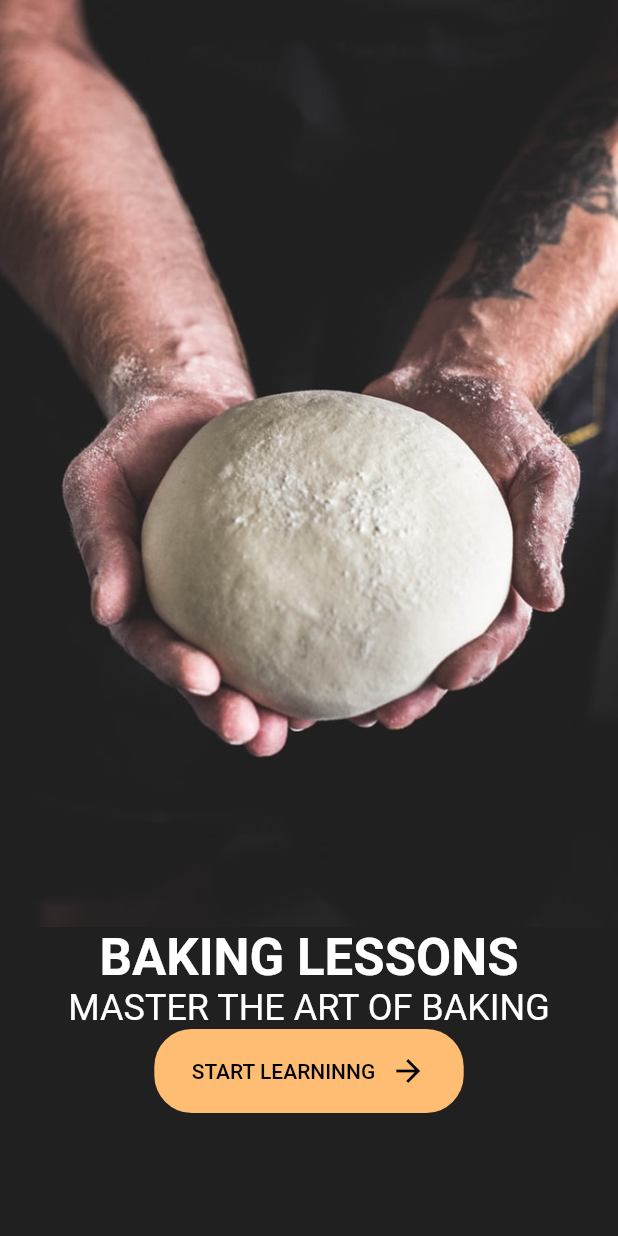
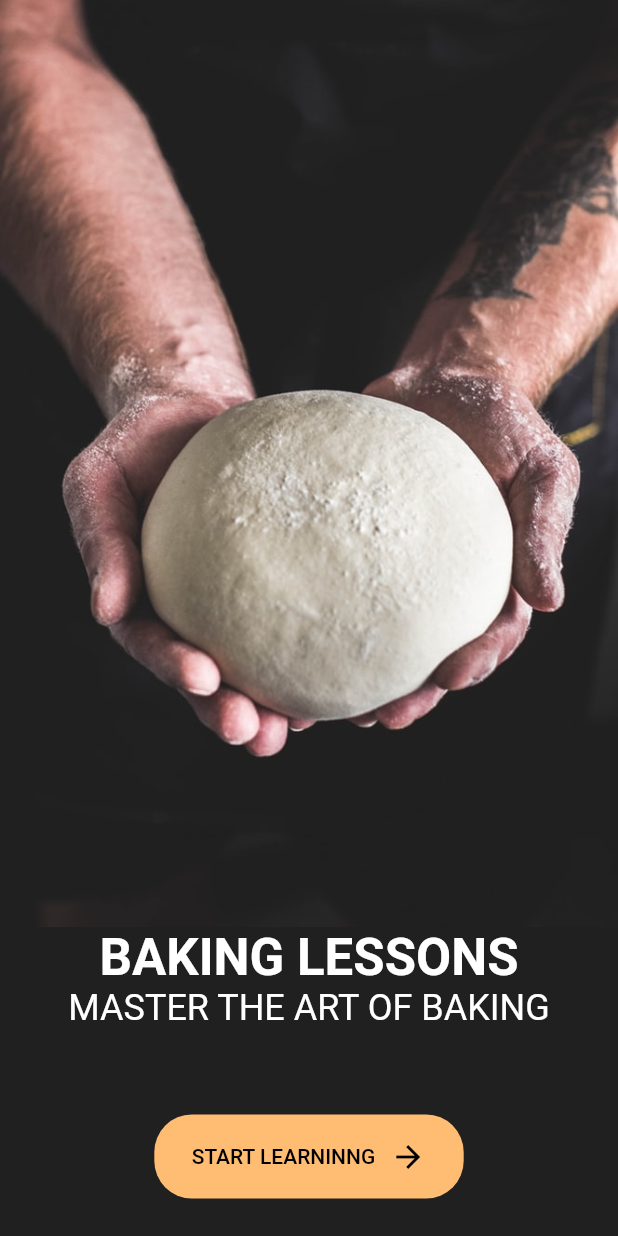
Before and after one commit to pablojavierjimenez/flt_tut_1_login_screen, a Flutter app: the screen it shows after launch, on a phone screen of 412 x 824 dp. Run offline on Flutter 3.47's test engine with Material 2 defaults, Android fonts, the phone set to English and light mode, and no system bars.

Commit message:
de 5:29min al 6:13min

```diff
--- a/lib/main.dart
+++ b/lib/main.dart
@@ -50,6 +50,7 @@ class WelcomeScreen extends StatelessWidget {
           ),
           Expanded(
             child: Column(
+              mainAxisAlignment: MainAxisAlignment.spaceBetween,
               children: <Widget>[
                 RichText(
                   textAlign: TextAlign.center,
@@ -68,6 +69,7 @@ class WelcomeScreen extends StatelessWidget {
                 ),
                 FittedBox(
                   child: Container(
+                    margin: EdgeInsets.only(bottom: 25),
                     padding: EdgeInsets.symmetric(
                       horizontal: 25,
                       vertical: 16,
```
Also changed, not shown: lib/signin_screen.dart (added, +8 -0 lines).
